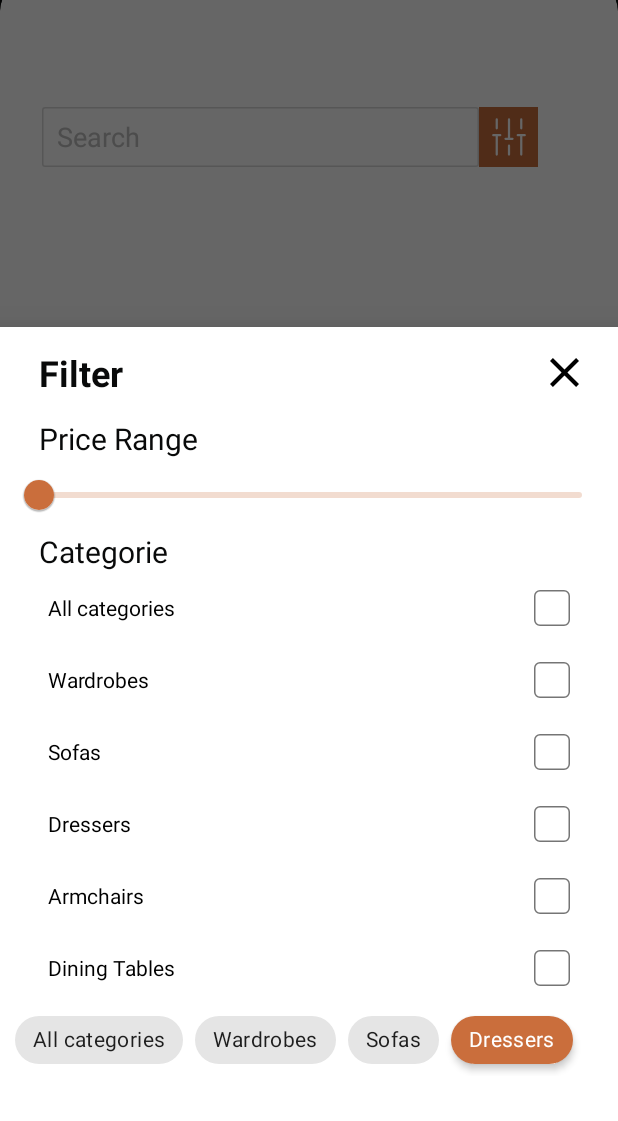
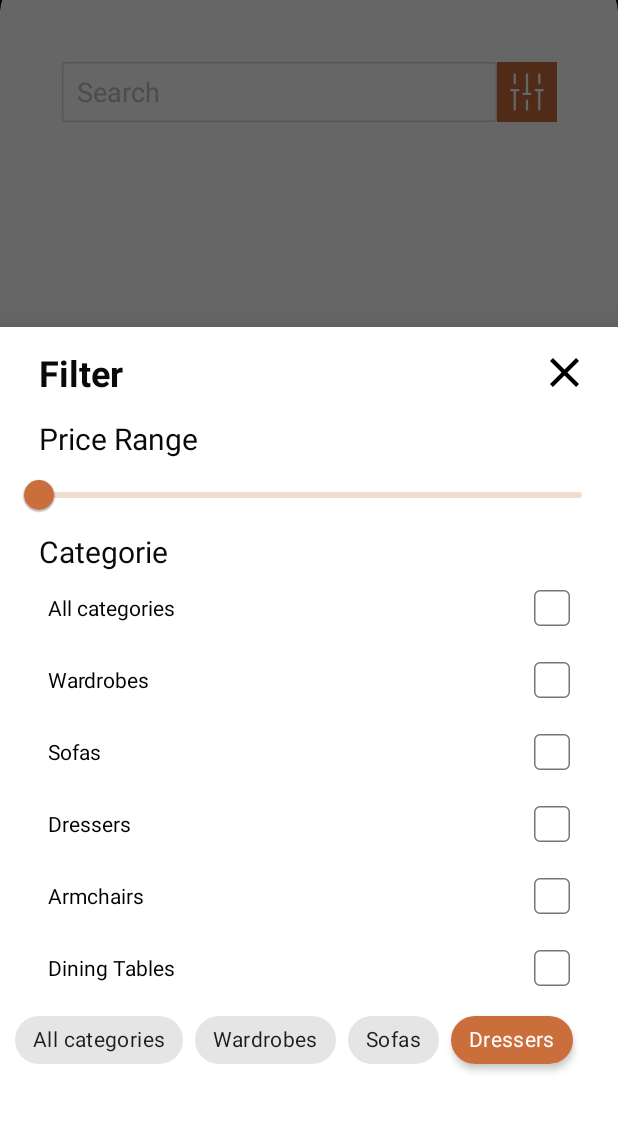
Before and after one commit to ZermatAbdenour/VizarProject, an Android app: the fragment searchFragment placed in its activity, after a tap on an icon or button, on a phone screen of 412 x 824 dp, the part 115-1236 px from its top. Run offline under Robolectric (Android 15) with nearby library versions, the phone set to English and light mode, and no system bars; libraries missing offline, so code that uses them is left out: io.paperdb; pictures from the network do not load; 3 statements that could not run were skipped.

Commit message:
Fix some bugs

```diff
--- a/app/build.gradle
+++ b/app/build.gradle
@@ -60,7 +60,7 @@ dependencies {
     implementation 'id.zelory:compressor:2.1.1'
     implementation 'io.github.pilgr:paperdb:2.7.2'
     implementation 'com.makeramen:roundedimageview:2.3.0'
-    implementation 'com.fredporciuncula:phonemoji:1.5.1'
+    implementation 'com.fredporciuncula:phonemoji:1.4.0'
 
     //Used to fix Duplicated Classes
     modules {
--- a/app/src/main/java/com/example/vizar/Adapter.java
+++ b/app/src/main/java/com/example/vizar/Adapter.java
@@ -89,9 +89,9 @@ public class Adapter extends RecyclerView.Adapter<Adapter.ViewHolder> {
             textname.setText(newproduct.name);
             textprice.setText(String.valueOf(newproduct.price));
             if(!showdate)
-            textsellername.setText(newproduct.sellerName);
+                textsellername.setText(newproduct.sellerName);
             else
-            textsellername.setText(newproduct.publishDate);
+                textsellername.setText(newproduct.publishDate);
 
             RequestOptions requestOptions = new RequestOptions()
                     .diskCacheStrategy(DiskCacheStrategy.AUTOMATIC)
--- a/app/src/main/java/com/example/vizar/AddNewProduct.java
+++ b/app/src/main/java/com/example/vizar/AddNewProduct.java
@@ -1,11 +1,10 @@
 package com.example.vizar;
 
-<<<<<<< Updated upstream
-=======
+
 import android.animation.ObjectAnimator;
 import android.app.Activity;
 import android.content.Context;
->>>>>>> Stashed changes
+
 import android.content.Intent;
 import android.graphics.Color;
 import android.net.Uri;
--- a/app/src/main/java/com/example/vizar/Model/productDto.java
+++ b/app/src/main/java/com/example/vizar/Model/productDto.java
@@ -7,7 +7,6 @@ public class productDto {
     public String Categorie;
     public String SellerName;
     public String SellerID;
-    public String SellerName;
     public String WebLink;
 
     public productDto(String name, float price, String description, String categorie,String sellerID,String sellerName, String webLink, float width, float height, float depth, float weight, float volume, String imageID, String modelID) {
--- a/app/src/main/java/com/example/vizar/homemain.java
+++ b/app/src/main/java/com/example/vizar/homemain.java
@@ -40,6 +40,7 @@ import retrofit2.Response;
         public RecyclerView parentRecyclerView;
         private RecyclerView.Adapter ParentAdapter;
         ConcatAdapter concatAdapter;
+        Adapter listadapter;
         ArrayList<Horizantalrecyclerview> parentModelArrayList = new ArrayList<>();
         List<product> productslist = new ArrayList<>();
         private RecyclerView.LayoutManager parentLayoutManager;
@@ -83,8 +84,8 @@ import retrofit2.Response;
 
             horizantalrecyclerviewList.add(new Horizantalrecyclerview("Featured categories"));
 
+
             /*
-            productslist.add(new product("table",200,"good table"));
             productslist.add(new product("table",200,"good tale"));
             productslist.add(new product("table",200,"good tale"));
             productslist.add(new product("table",200,"good tale"));
@@ -111,7 +112,7 @@ import retrofit2.Response;
             recyclerview = view.findViewById(R.id.Parent_recyclerView);
             recyclerview.setLayoutManager(new GridLayoutManager(getContext(),1));
             Adapter_1 outeradapter = new Adapter_1(horizantalrecyclerviewList,getContext());
-            Adapter listadapter = new Adapter(productslist,R.layout.product,false);
+            listadapter = new Adapter(productslist,R.layout.product,false);
             footeradapter footer = new footeradapter(R.layout.footer);
 
             concatAdapter = new ConcatAdapter(outeradapter,new BaseGridConcatAdapter(getContext(),listadapter,2,"Recommendations"),footer);
@@ -136,7 +137,7 @@ import retrofit2.Response;
                         */
 
                         //concatAdapter.notifyDataSetChanged();
-                        concatAdapter.notifyItemRangeInserted(Offset,ProductsCountPerCall);
+                        listadapter.notifyItemRangeInserted(Offset,ProductsCountPerCall);
 
                         System.out.println(concatAdapter.getItemCount());
                         LastOffset = Offset;
@@ -157,7 +158,8 @@ import retrofit2.Response;
                 public void onResponse(Call<List<product>> call, Response<List<product>> response) {
                     if(response.body() != null){
                         productslist.addAll(response.body());
-                        concatAdapter.notifyDataSetChanged();
+
+                        listadapter.notifyItemRangeInserted(1,10);
 
                         Offset=response.body().size();
                         LastOffset=response.body().size();
--- a/app/src/main/res/layout/activity_product_view.xml
+++ b/app/src/main/res/layout/activity_product_view.xml
@@ -21,7 +21,8 @@
                     android:id="@+id/ProductViewImage"
                     android:layout_width="match_parent"
                     android:layout_height="341dp"
-                    android:scaleType="fitXY"
+                    android:scaleType="centerCrop"
+
 
                     ></ImageView>
                 <ImageButton
--- a/app/src/main/res/layout/fragment_search.xml
+++ b/app/src/main/res/layout/fragment_search.xml
@@ -14,43 +14,49 @@
         tools:layout_editor_absoluteY="103dp">
 
 
+        <RelativeLayout
+            android:id="@+id/relativeLayout3"
+            android:layout_width="wrap_content"
+            android:layout_height="wrap_content"
+            android:layout_marginTop="50dp"
+            app:layout_constraintEnd_toEndOf="parent"
+            app:layout_constraintStart_toStartOf="parent"
+            app:layout_constraintTop_toTopOf="parent">
+
             <EditText
                 android:id="@+id/editTextTextPersonName"
-            android:layout_width="291dp"
+                android:layout_width="290dp"
                 android:layout_height="40dp"
-            android:layout_marginTop="80dp"
                 android:background="@drawable/searchbar"
                 android:ems="10"
                 android:hint="Search"
-            android:inputType="textPersonName"
+                android:inputType="textAutoComplete"
                 android:paddingLeft="10dp"
                 android:textColorHint="#BFBFBF"
-            app:layout_constraintEnd_toEndOf="parent"
-            app:layout_constraintHorizontal_bias="0.231"
                 app:layout_constraintStart_toStartOf="parent"
                 app:layout_constraintTop_toTopOf="parent" />
 
             <ImageButton
                 android:id="@+id/FilterButton"
-            android:layout_width="39dp"
+                android:layout_width="40dp"
                 android:layout_height="40dp"
+                android:layout_toEndOf="@+id/editTextTextPersonName"
                 android:background="#CA6E3C"
-            app:layout_constraintStart_toEndOf="@+id/editTextTextPersonName"
-            app:layout_constraintTop_toTopOf="@+id/editTextTextPersonName">
+                app:layout_constraintStart_toEndOf="@+id/editTextTextPersonName">
 
             </ImageButton>
 
             <ImageView
                 android:layout_width="wrap_content"
                 android:layout_height="wrap_content"
+                android:layout_centerVertical="true"
+                android:layout_marginStart="6dp"
+
+                android:layout_toEndOf="@+id/editTextTextPersonName"
                 android:background="#00FFFFFF"
-            android:src="@drawable/filtersbutton"
-            app:layout_constraintBottom_toBottomOf="@+id/FilterButton"
-            app:layout_constraintEnd_toEndOf="@+id/FilterButton"
-            app:layout_constraintStart_toEndOf="@+id/editTextTextPersonName"
-            app:layout_constraintTop_toTopOf="@+id/FilterButton"
                 android:clickable="false"
-            ></ImageView>
+                android:src="@drawable/filtersbutton" />
+        </RelativeLayout>
 
 
     </androidx.constraintlayout.widget.ConstraintLayout>
```
Also changed, not shown: app/src/main/java/com/example/vizar/profileedit.java (+36 -9 lines), app/src/main/res/layout/fragment_profileedit.xml (+5 -2 lines). Lines whose indentation alone changed are shown as unchanged.
